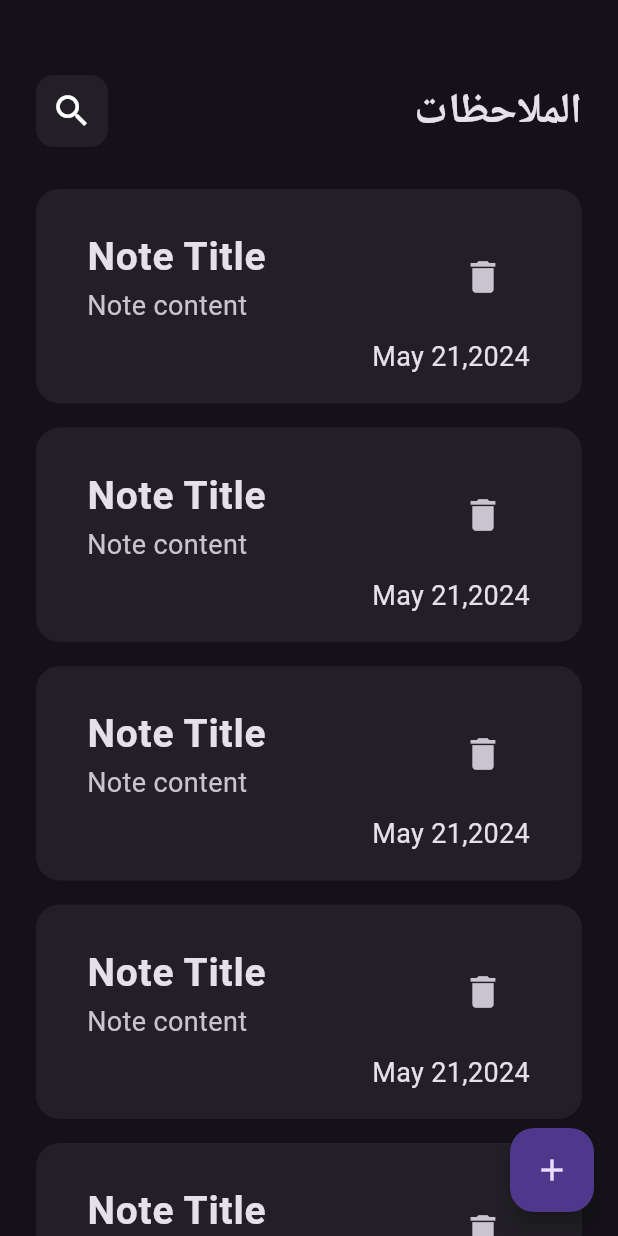
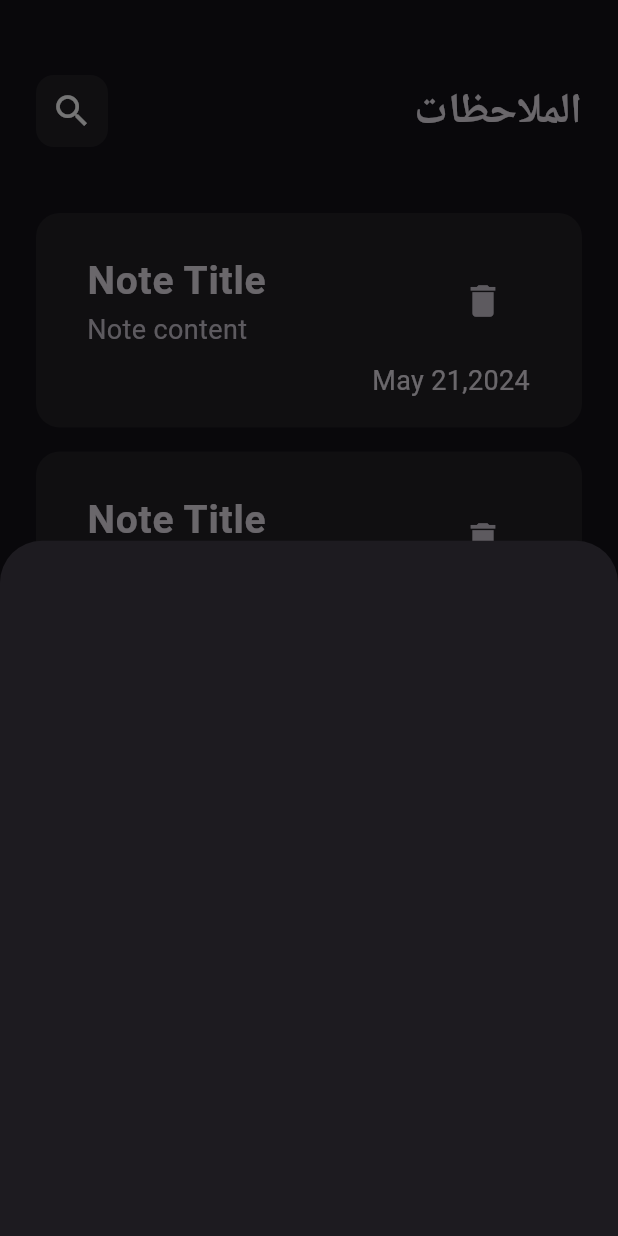
Before and after one commit to MohamedNaif/note_app, a Flutter app: the screen it shows after launch, after a tap on the "add" icon, on a phone screen of 412 x 824 dp. Run offline on Flutter 3.47's test engine with Material 3 defaults, Android fonts, the phone set to English and light mode, and no system bars.

Commit message:
Add Note Bottom Sheet

```diff
--- a/lib/features/note_feature/presentation/views/notes_view.dart
+++ b/lib/features/note_feature/presentation/views/notes_view.dart
@@ -1,7 +1,5 @@
-
-
-
 import 'package:flutter/material.dart';
+import 'package:note_app/features/note_feature/presentation/views/widgets/add_note_bottom_sheet.dart';
 
 import 'widgets/notes_view_body.dart';
 
@@ -13,7 +11,14 @@ class NotesView extends StatelessWidget {
     return Scaffold(
       body: const NotesViewBody(),
       floatingActionButton: FloatingActionButton(
-        onPressed: () {},
+        onPressed: () {
+          showModalBottomSheet(
+            context: context,
+            builder: (context) {
+              return const AddNoteBottomSheet();
+            },
+          );
+        },
         child: const Icon(Icons.add),
       ), //
     );
--- /dev/null
+++ b/lib/features/note_feature/presentation/views/widgets/add_note_bottom_sheet.dart
@@ -0,0 +1,11 @@
+
+import 'package:flutter/material.dart';
+
+class AddNoteBottomSheet extends StatelessWidget {
+  const AddNoteBottomSheet({super.key});
+
+  @override
+  Widget build(BuildContext context) {
+    return Container();
+  }
+}
--- a/lib/features/note_feature/presentation/views/widgets/note_list_view.dart
+++ b/lib/features/note_feature/presentation/views/widgets/note_list_view.dart
@@ -1,6 +1,3 @@
-
-
-
 import 'package:flutter/material.dart';
 
 import 'custom_note_item.dart';
@@ -10,13 +7,17 @@ class NoteListView extends StatelessWidget {
 
   @override
   Widget build(BuildContext context) {
-    return ListView.builder(
+    return Padding(
+      padding: const EdgeInsets.symmetric(vertical: 16),
+      child: ListView.builder(
+        padding: EdgeInsets.zero,
         itemBuilder: (context, index) {
           return const Padding(
             padding: EdgeInsets.symmetric(vertical: 8),
             child: CustomNoteItem(),
           );
         },
+      ),
     );
   }
 }
```
Lines whose indentation alone changed are shown as unchanged.
